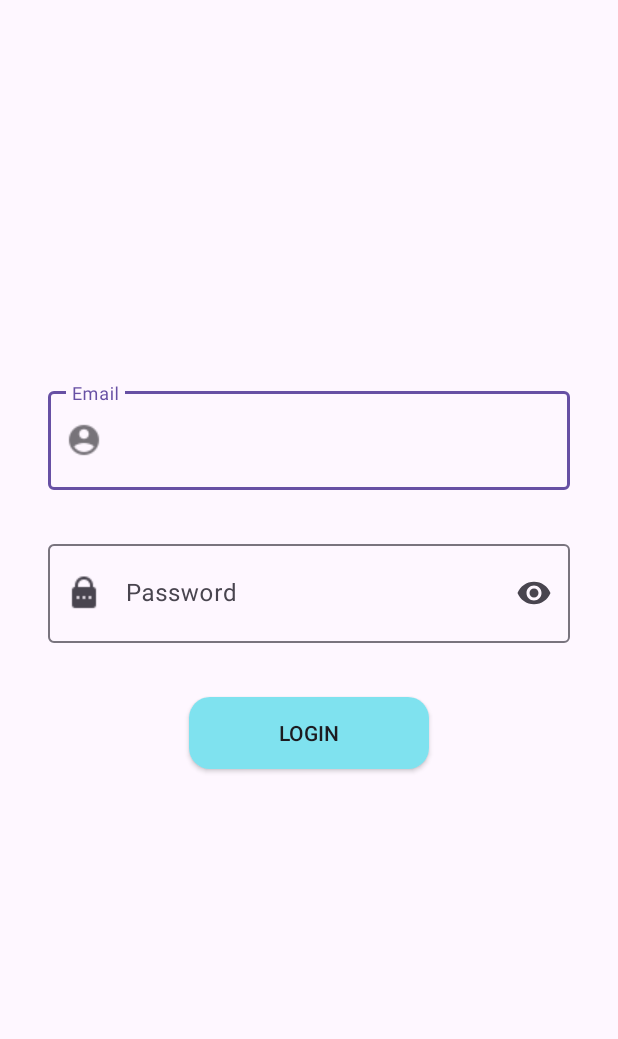
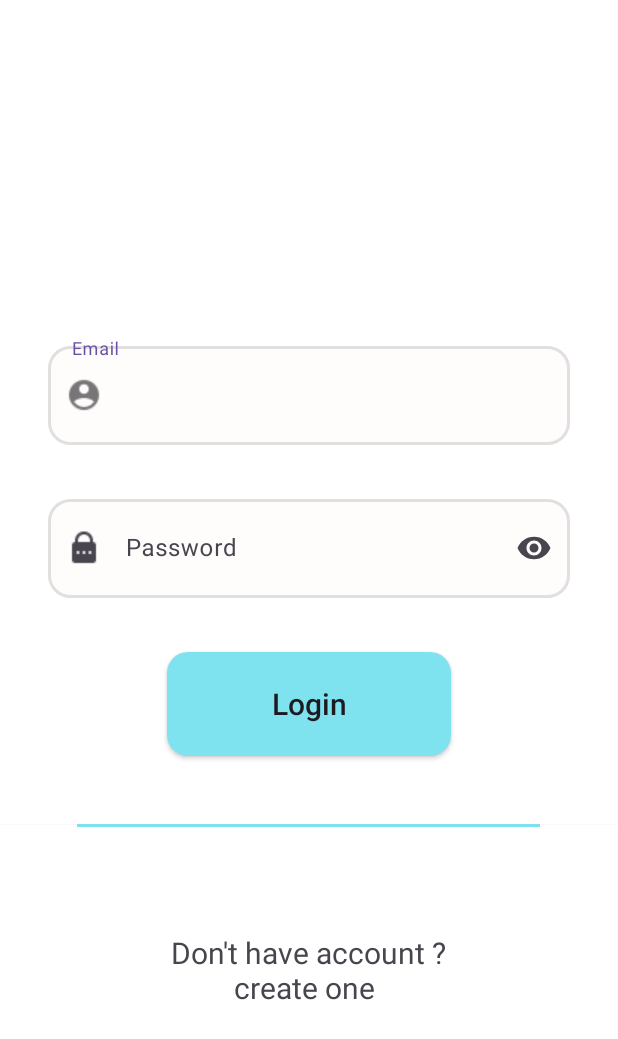
Before and after one commit to AnasBahjat/graduationProject, an Android app: the screen it shows after launch (LoginActivity), on a phone screen of 412 x 824 dp. Shown: the top 1039 px of the screen. Run offline under Robolectric (Android 15) with nearby library versions, the phone set to English and light mode, and no system bars.

Commit message:
Creting Login screen with styled edit text for email and password 23/1/2023

```diff
--- a/app/src/main/res/drawable/button_style.xml
+++ b/app/src/main/res/drawable/button_style.xml
@@ -1,4 +1,4 @@
 <shape xmlns:android="http://schemas.android.com/apk/res/android">
-    <corners android:radius="14dp" /> <!-- Adjust the radius as needed for the desired curve -->
-    <solid android:color="#7FE2EF" /> <!-- Specify the background color -->
+    <corners android:radius="14dp" />
+    <solid android:color="#7FE2EF" />
 </shape>
--- /dev/null
+++ b/app/src/main/res/drawable/edit_text_style.xml
@@ -0,0 +1,8 @@
+<shape xmlns:android="http://schemas.android.com/apk/res/android">
+    <solid android:color="@android:color/transparent" />
+    <stroke
+        android:width="2dp"
+        android:color="#E1DFDF" />
+    <corners android:radius="14dp" />
+    <solid android:color="#FFFCFC" />
+</shape>
--- /dev/null
+++ b/app/src/main/res/drawable/email_icon.xml
@@ -0,0 +1,5 @@
+<vector xmlns:android="http://schemas.android.com/apk/res/android" android:height="24dp" android:tint="#6A6767" android:viewportHeight="24" android:viewportWidth="24" android:width="24dp">
+
+    <path android:fillColor="@android:color/white" android:pathData="M20,4L4,4c-1.1,0 -1.99,0.9 -1.99,2L2,18c0,1.1 0.9,2 2,2h16c1.1,0 2,-0.9 2,-2L22,6c0,-1.1 -0.9,-2 -2,-2zM20,8l-8,5 -8,-5L4,6l8,5 8,-5v2z"/>
+
+</vector>
--- a/app/src/main/res/layout/activity_login.xml
+++ b/app/src/main/res/layout/activity_login.xml
@@ -5,26 +5,29 @@
     android:id="@+id/main"
     android:layout_width="match_parent"
     android:layout_height="match_parent"
+    android:background="#FFFFFF"
+    android:backgroundTint="#FFFFFF"
     android:orientation="vertical"
     tools:context=".LoginActivity">
 
     <com.google.android.material.textfield.TextInputLayout
+        android:id="@+id/emailText"
         style="@style/Widget.MaterialComponents.TextInputLayout.OutlinedBox"
-        android:id="@+id/emailText"
         android:layout_width="match_parent"
         android:layout_height="wrap_content"
         android:layout_marginStart="32dp"
-        android:layout_marginTop="255dp"
+        android:layout_marginTop="225dp"
         android:layout_marginEnd="32dp"
         android:hint="Email"
+        app:endIconMode="clear_text"
         app:errorEnabled="true"
         app:errorIconDrawable="@drawable/baseline_error_24"
-        app:endIconMode="clear_text"
         app:startIconDrawable="@drawable/email_login">
 
         <com.google.android.material.textfield.TextInputEditText
             android:layout_width="match_parent"
-            android:layout_height="66dp" />
+            android:layout_height="66dp"
+            android:background="@drawable/edit_text_style" />
     </com.google.android.material.textfield.TextInputLayout>
 
     <com.google.android.material.textfield.TextInputLayout
@@ -35,25 +38,66 @@
         android:layout_marginTop="10dp"
         android:layout_marginEnd="32dp"
         android:hint="Password"
+        app:endIconMode="password_toggle"
         app:errorEnabled="true"
         app:errorIconDrawable="@drawable/baseline_error_24"
-        app:endIconMode="password_toggle"
         app:startIconDrawable="@drawable/password_login">
 
         <com.google.android.material.textfield.TextInputEditText
             android:layout_width="match_parent"
             android:layout_height="66dp"
-            android:inputType="textPassword"/>
+            android:background="@drawable/edit_text_style"
+            android:inputType="textPassword" />
     </com.google.android.material.textfield.TextInputLayout>
 
     <androidx.appcompat.widget.AppCompatButton
         android:id="@+id/loginBtn"
-        android:layout_width="160dp"
-        android:layout_height="wrap_content"
+        android:layout_width="189dp"
+        android:layout_height="69dp"
         android:layout_gravity="center"
         android:layout_marginTop="15dp"
         android:background="@drawable/button_style"
         android:onClick="loginClicked"
-        android:text="Login" />
+        android:text="Login"
+        android:textAlignment="center"
+        android:textAllCaps="false"
+        android:textSize="20sp" />
 
+    <LinearLayout xmlns:android="http://schemas.android.com/apk/res/android"
+        android:layout_width="match_parent"
+        android:layout_height="wrap_content"
+        android:layout_marginTop="45dp"
+        android:orientation="horizontal">
+
+        <!-- Light left side -->
+        <View
+            android:layout_width="0dp"
+            android:layout_height="0.1dp"
+            android:layout_weight="0.5"
+            android:background="#FFFDF6FE" />
+
+        <!-- Bold center -->
+        <View
+            android:layout_width="0dp"
+            android:layout_height="2dp"
+            android:layout_weight="3"
+            android:background="#7FE1EE" />
+
+        <!-- Light right side -->
+        <View
+            android:layout_width="0dp"
+            android:layout_height="0.1dp"
+            android:layout_weight="0.5"
+            android:background="#FFFDF6FE" />
+
+    </LinearLayout>
+
+    <TextView
+        android:layout_width="wrap_content"
+        android:layout_height="wrap_content"
+        android:layout_gravity="center"
+        android:layout_marginTop="70dp"
+        android:onClick="createAccountClicked"
+        android:text="Don't have account ?\n         create one"
+        android:textSize="20sp" />
 </LinearLayout>
--- a/app/src/main/res/values-night/themes.xml
+++ b/app/src/main/res/values-night/themes.xml
@@ -4,4 +4,6 @@
         <!-- Customize your dark theme here. -->
         <!-- <item name="colorPrimary">@color/my_dark_primary</item> -->
     </style>
+
+
 </resources>
--- a/app/src/main/res/values/colors.xml
+++ b/app/src/main/res/values/colors.xml
@@ -2,4 +2,6 @@
 <resources>
     <color name="black">#FF000000</color>
     <color name="white">#FFFFFFFF</color>
+    <color name="green">#00F70F</color>
+    <color name="red">#FFFF0000</color>
 </resources>
--- a/app/src/main/res/values/styles.xml
+++ b/app/src/main/res/values/styles.xml
@@ -1,6 +1,4 @@
 <?xml version="1.0" encoding="utf-8"?>
 <resources>
-    <style name="lightEditTextStyle" parent="Widget.MaterialComponents.TextInputLayout.FilledBox">
 
-    </style>
 </resources>
--- a/app/src/main/res/values/themes.xml
+++ b/app/src/main/res/values/themes.xml
@@ -5,8 +5,5 @@
         <!-- <item name="colorPrimary">@color/my_light_primary</item> -->
     </style>
 
-
-
-
     <style name="Theme.GraduationProject" parent="Base.Theme.GraduationProject" />
 </resources>
```
Also changed, not shown: app/src/main/AndroidManifest.xml (+5 -4 lines), app/src/main/java/com/example/graduationproject/LoginActivity.java (+9 -2 lines), app/src/main/java/com/example/graduationproject/RegisterActivity.java (added, +240 -0 lines), app/src/main/res/layout/activity_register.xml (added, +204 -0 lines), app/src/main/res/drawable/confirm_password.png (added), app/src/main/res/drawable/firstname_icon.png (added), app/src/main/res/drawable/phone_number_icon.png (added), app/src/main/res/drawable/true_passwords.png (added).
